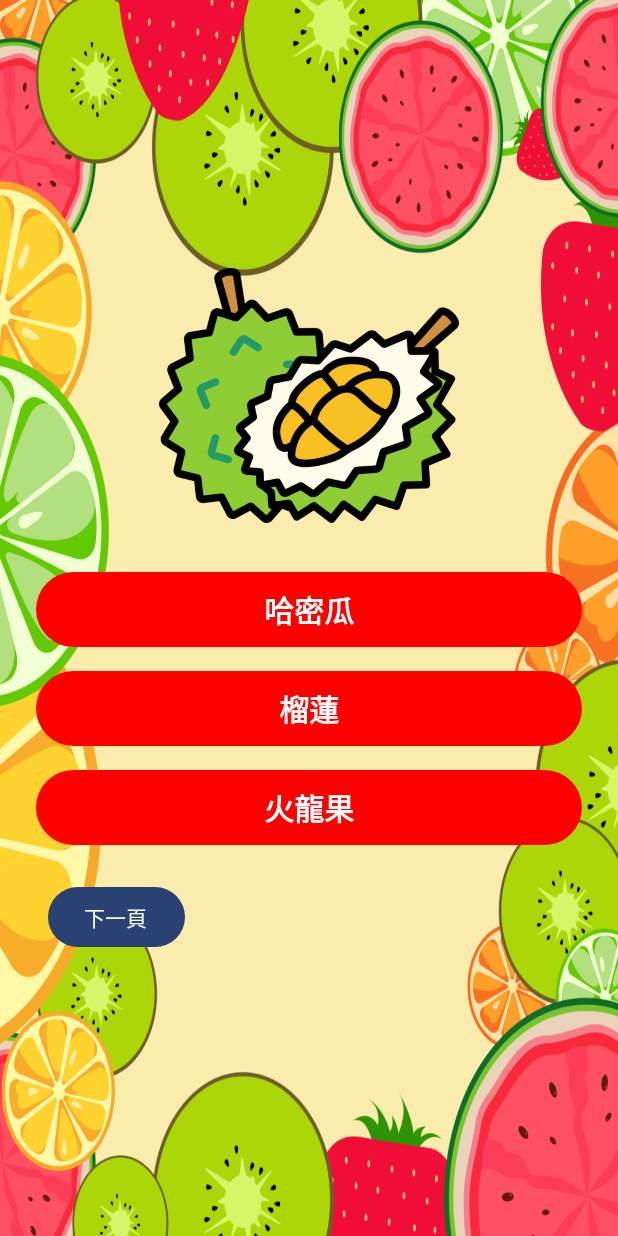
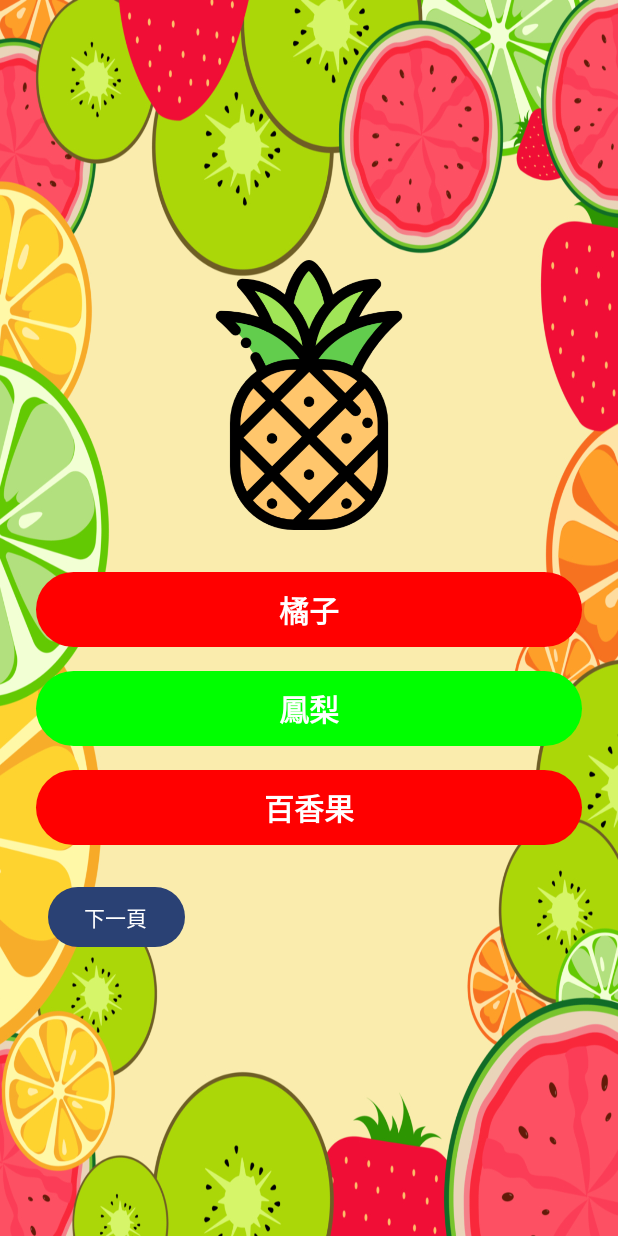
Before and after one commit to Huang-Chien-Chin/Cc1213, an Android app built with Jetpack Compose: the screen it shows after launch (MainActivity), after a tap on "橘子", on a phone screen of 412 x 824 dp. Run offline under Robolectric (Android 15) with nearby library versions, the phone set to English and light mode, and no system bars; 1 other tap on this screen came first.

Commit message:
20241214

```diff
--- a/app/src/main/java/tw/edu/pu/csim/s1120326/cc1204/MainActivity.kt
+++ b/app/src/main/java/tw/edu/pu/csim/s1120326/cc1204/MainActivity.kt
@@ -36,87 +36,105 @@ class MainActivity : ComponentActivity() {
     }
 }
 
+
+
+// 主頁面組件
 @Composable
 fun Start(m: Modifier) {
+    // 管理顯示狀態，控制顯示哪一個頁面
     var showQuizPage by remember { mutableStateOf(false) }
     var showLearningPage by remember { mutableStateOf(false) }
-    var expanded by remember { mutableStateOf(false) }  // Control background expansion
+    var showStartPage by remember { mutableStateOf(true) }  // 新增控制主頁顯示的變數
+
     Box(
         modifier = Modifier
             .fillMaxSize()
-            .background(Color.LightGray) // Default background color
+            .background(Color.LightGray)
     ) {
-        // Full-screen background image
+        // 顯示全螢幕背景圖片
         Image(
-            painter = painterResource(id = R.drawable.background), // Replace with your background resource
+            painter = painterResource(id = R.drawable.background),
             contentDescription = "背景圖",
-            contentScale = if (expanded) ContentScale.Crop else ContentScale.FillBounds, // Full-screen display mode
-            modifier = Modifier.fillMaxSize() // Fill the entire screen
+            contentScale = ContentScale.FillBounds,
+            modifier = Modifier.fillMaxSize()
         )
-    }
+
         Box(
             modifier = Modifier.fillMaxSize(),
             contentAlignment = Alignment.Center
-
-    )
-    {
-        // If showQuizPage is true, display the quiz page
-        if (showQuizPage) {
-            QuizPage()
-        }
-        // If showLearningPage is true, display the learning page
-        else if (showLearningPage) {
-            LearningPage()
-        } else {
-            // Main screen with two buttons
+        ) {
+            if (showStartPage) {
                 Column(
                     horizontalAlignment = Alignment.CenterHorizontally,
                     verticalArrangement = Arrangement.Center,
                     modifier = m
                 ) {
                     Button(
-                    onClick = {
-                        showQuizPage = true // Show quiz page
-                    },
-                    modifier = Modifier.padding(16.dp)
+                        onClick = { showQuizPage = true; showStartPage = false },
+                        modifier = Modifier
+                            .padding(16.dp)
+                            .height(60.dp)  // 調整按鈕高度
+                            .width(200.dp)  // 調整按鈕寬度
                     ) {
-                    Text("測驗")
+                        Text("測驗",
+                            style = TextStyle(
+                                fontSize = 24.sp, // 設定字體大小
+                            fontWeight = FontWeight.Bold)
+                        )
                     }
 
                     Button(
-                    onClick = {
-                        showLearningPage = true // Show learning page
-                    },
-                    modifier = Modifier.padding(16.dp)
+                        onClick = { showLearningPage = true; showStartPage = false },
+                        modifier = Modifier
+                            .padding(16.dp)
+                            .height(60.dp)  // 調整按鈕高度
+                            .width(200.dp)  // 調整按鈕寬度
+
+
                     ) {
-                    Text("學習")
+                        Text("學習",
+                            style = TextStyle(
+                                fontSize = 24.sp, // 設定字體大小
+                                fontWeight = FontWeight.Bold)
+                        )
+
 
                     }
+                }
+            } else if (showQuizPage) {
+                QuizPage() // 顯示測驗頁面
+            } else if (showLearningPage) {
+                LearningPage(onFinish = {
+                    showLearningPage = false // 按下完成後隱藏學習頁面
+                    showStartPage = true // 顯示主頁
+                })
             }
         }
     }
 }
 
+// 學習頁面組件
 @Composable
-fun LearningPage() {
-    var expanded by remember { mutableStateOf(false) }  // Control background expansion
+fun LearningPage(onFinish: () -> Unit) { // 添加 onFinish 回調
+    var expanded by remember { mutableStateOf(false) }
 
+    // 顯示背景色
     Box(
         modifier = Modifier
             .fillMaxSize()
-            .background(Color.LightGray) // Default background color
+            .background(Color.LightGray)
     ) {
-        // Full-screen background image
+        // 顯示全螢幕背景圖片
         Image(
-            painter = painterResource(id = R.drawable.cnmb), // Replace with your background resource
+            painter = painterResource(id = R.drawable.cnmb),
             contentDescription = "背景圖",
-            contentScale = if (expanded) ContentScale.Crop else ContentScale.FillBounds, // Full-screen display mode
-            modifier = Modifier.fillMaxSize() // Fill the entire screen
+            contentScale = if (expanded) ContentScale.Crop else ContentScale.FillBounds,
+            modifier = Modifier.fillMaxSize()
         )
     }
 
-    // Fruit images and corresponding audio resources
-    val fruit = listOf(
+    val context = LocalContext.current
+    val fruits = listOf(
         Triple(R.drawable.durian, listOf(R.raw.durianc, R.raw.duriane, R.raw.duriant), "榴蓮"),
         Triple(R.drawable.apple, listOf(R.raw.applec, R.raw.applee, R.raw.applet), "蘋果"),
         Triple(R.drawable.avocado, listOf(R.raw.avocadoc, R.raw.avocadoe, R.raw.avocadot), "酪梨"),
@@ -136,12 +154,11 @@ fun LearningPage() {
         Triple(R.drawable.pineapple, listOf(R.raw.pineapplec, R.raw.pineapplee, R.raw.pineapplet), "鳳梨"),
         Triple(R.drawable.strawberry, listOf(R.raw.strawberryc, R.raw.strawberrye, R.raw.strawberryt), "草莓"),
         Triple(R.drawable.watermelon, listOf(R.raw.watermelonc, R.raw.watermelone, R.raw.watermelont), "西瓜"),
-        Triple(R.drawable.tomato, listOf(R.raw.tomatoc, R.raw.tomatoe, R.raw.tomatot), "番茄"),
+        Triple(R.drawable.tomato, listOf(R.raw.tomatoc, R.raw.tomatoe, R.raw.tomatot), "番茄")
     )
-    val success = Triple(R.drawable.success, listOf(R.raw.success), "完成") // Handle success separately
-    val context = LocalContext.current
-    val allItems = fruit + success
-    var currentIndex by remember { mutableStateOf(0) } // Current page index
+    val success = Triple(R.drawable.success, listOf(R.raw.success), "完成")
+    val allItems = fruits + success
+    var currentIndex by remember { mutableStateOf(0) }
 
     Box(
         modifier = Modifier.fillMaxSize(),
@@ -152,11 +169,9 @@ fun LearningPage() {
             verticalArrangement = Arrangement.Center,
             modifier = Modifier.padding(16.dp)
         ) {
-            // Current fruit data
             val currentFruit = allItems[currentIndex]
             val languages = if (currentFruit == success) listOf("完成") else listOf("中文", "英文", "台語")
 
-            // Button area
             languages.forEachIndexed { langIndex, language ->
                 Button(
                     onClick = {
@@ -164,7 +179,7 @@ fun LearningPage() {
                             context,
                             currentFruit.second.getOrElse(langIndex) { currentFruit.second[0] }
                         )
-                        mediaPlayer.start()
+                        mediaPlayer.start()  // 播放語音
                         mediaPlayer.setOnCompletionListener { mediaPlayer.release() }
                     },
                     modifier = Modifier
@@ -181,7 +196,6 @@ fun LearningPage() {
                 }
             }
 
-            // Image of current fruit
             Image(
                 painter = painterResource(id = currentFruit.first),
                 contentDescription = "${currentFruit.third} 圖片",
@@ -191,15 +205,13 @@ fun LearningPage() {
             )
         }
 
-        // Page navigation buttons
         Row(
             modifier = Modifier.align(Alignment.BottomCenter).padding(16.dp),
-            horizontalArrangement = Arrangement.SpaceBetween
-        ) {
+            horizontalArrangement = Arrangement.SpaceBetween,
+            verticalAlignment = Alignment.CenterVertically // 垂直對齊
+        ){
             Button(
-                onClick = {
-                    if (currentIndex > 0) currentIndex--
-                },
+                onClick = { if (currentIndex > 0) currentIndex-- },
                 enabled = currentIndex > 0
             ) {
                 Text("上一個")
@@ -208,50 +220,33 @@ fun LearningPage() {
             Spacer(modifier = Modifier.width(16.dp))
 
             Button(
-                onClick = {
-                    if (currentIndex < allItems.size - 1) currentIndex++
-                },
+                onClick = { if (currentIndex < allItems.size - 1) currentIndex++ },
                 enabled = currentIndex < allItems.size - 1
             ) {
                 Text("下一個")
             }
+
+            if (currentIndex == allItems.size - 1) {
+                Button(
+                    onClick = { onFinish() }, // 呼叫 onFinish 回到主頁
+                    modifier = Modifier.padding(20.dp)
+                ) {
+                    Text("結束")
+                }
+
+            }
+
         }
     }
 }
 
-@Composable
-fun Quiz(m: Modifier) {
-    var showQuizPage by remember { mutableStateOf(false) }
-
-    Box(
-        modifier = Modifier.fillMaxSize().background(Color.LightGray)
-    ) {
-        // Main screen with buttons
-        if (showQuizPage) {
-            QuizPage()
-        } else {
-            Column(
-                horizontalAlignment = Alignment.CenterHorizontally,
-                verticalArrangement = Arrangement.Center,
-                modifier = m
-            ) {
-                Button(
-                    onClick = { showQuizPage = true },
-                    modifier = Modifier.padding(16.dp)
-                ) {
-                    Text("開始測驗")
-                }
-            }
-        }
-    }
-}
+// 測驗頁面組件
 @Composable
 fun QuizPage() {
-    // List of fruits and their images
     val fruits = listOf(
-        Pair(R.drawable.durian,"榴蓮"),
-        Pair(R.drawable.apple,"蘋果"),
-        Pair(R.drawable.avocado,"酪梨"),
+        Pair(R.drawable.durian, "榴蓮"),
+        Pair(R.drawable.apple, "蘋果"),
+        Pair(R.drawable.avocado, "酪梨"),
         Pair(R.drawable.banana, "香蕉"),
         Pair(R.drawable.cantaloupe, "哈密瓜"),
         Pair(R.drawable.cherries, "櫻桃"),
@@ -271,15 +266,11 @@ fun QuizPage() {
         Pair(R.drawable.tomato, "番茄")
     )
 
-    val questions = generateQuestions(fruits)
-
+    val questions = remember { generateQuestions(fruits) }
     var currentQuestionIndex by remember { mutableStateOf(0) }
     var selectedAnswer by remember { mutableStateOf("") }
-    var buttonColor by remember { mutableStateOf(Color.Gray) }
+    val buttonColors = remember { mutableStateMapOf<String, Color>() }
 
-    val context = LocalContext.current
-
-    // Current question data
     val currentQuestion = questions[currentQuestionIndex]
 
     Box(
@@ -291,25 +282,31 @@ fun QuizPage() {
             verticalArrangement = Arrangement.Center,
             modifier = Modifier.padding(16.dp)
         ) {
-            // Show the current image
             Image(
                 painter = painterResource(id = currentQuestion.imageId),
                 contentDescription = "Fruit Image",
                 modifier = Modifier.size(200.dp).padding(bottom = 20.dp)
             )
 
-            // Display the fruit name buttons
             currentQuestion.answers.forEach { answer ->
+                val color = buttonColors[answer] ?: Color.Gray
                 Button(
                     onClick = {
                         selectedAnswer = answer
-                        buttonColor = if (answer == currentQuestion.correctAnswer) Color.Green else Color.Red
+                        buttonColors.clear()
+                        currentQuestion.answers.forEach { option ->
+                            buttonColors[option] = if (option == currentQuestion.correctAnswer) {
+                                Color.Green
+                            } else {
+                                Color.Red
+                            }
+                        }
                     },
                     modifier = Modifier
                         .padding(8.dp)
                         .fillMaxWidth()
                         .height(50.dp),
-                    colors = ButtonDefaults.buttonColors(containerColor = buttonColor)
+                    colors = ButtonDefaults.buttonColors(containerColor = color)
                 ) {
                     Text(
                         text = answer,
@@ -318,22 +315,19 @@ fun QuizPage() {
                 }
             }
 
-
-
             Row(
                 modifier = Modifier
-                    .fillMaxWidth() // 确保 Row 填满宽度
-                    .padding(16.dp), // 设置 Row 的 padding
-                horizontalArrangement = Arrangement.SpaceBetween, // 在水平方向上均匀分布按钮
-                verticalAlignment = Alignment.CenterVertically // 垂直方向居中对齐
+                    .fillMaxWidth()
+                    .padding(16.dp),
+                horizontalArrangement = Arrangement.SpaceBetween,
+                verticalAlignment = Alignment.CenterVertically
             ) {
-
                 Button(
                     onClick = {
                         if (currentQuestionIndex < questions.size - 1) {
                             currentQuestionIndex++
                             selectedAnswer = ""
-                            buttonColor = Color.Gray
+                            buttonColors.clear()
                         }
                     },
                     enabled = selectedAnswer.isNotEmpty()
@@ -346,30 +340,42 @@ fun QuizPage() {
 }
 
 
+
+
+
+
+
+
+
+
+
+
+// 題目資料類別
 data class Question(
-    val imageId: Int,
-    val correctAnswer: String,
-    val answers: List<String>
+    val imageId: Int, // 圖片資源 ID
+    val correctAnswer: String, // 正確答案
+    val answers: List<String> // 答案選項
 )
 
+// 生成隨機題目的函數
 fun generateQuestions(fruits: List<Pair<Int, String>>): List<Question> {
     val questions = mutableListOf<Question>()
 
     repeat(10) {
-        // Randomly choose a correct answer
+        // 隨機選擇正確答案
         val correctAnswerIndex = Random.nextInt(fruits.size)
         val correctAnswer = fruits[correctAnswerIndex].second
 
-        // Randomly select two other incorrect answers
+        // 隨機選擇兩個錯誤答案
         val incorrectAnswers = fruits.filter { it.second != correctAnswer }
             .shuffled()
             .take(2)
             .map { it.second }
 
-        // Shuffle the answers
+        // 將答案洗牌
         val answers = (incorrectAnswers + correctAnswer).shuffled()
 
-        // Create a new question
+        // 創建新的問題
         questions.add(
             Question(
                 imageId = fruits[correctAnswerIndex].first,
@@ -382,10 +388,11 @@ fun generateQuestions(fruits: List<Pair<Int, String>>): List<Question> {
     return questions
 }
 
+// 預覽函數
 @Preview(showBackground = true)
 @Composable
 fun DefaultPreview() {
     Cc1204Theme {
-        Start(m = Modifier)
+        Start(m = Modifier) // 預覽主頁面
     }
 }
```
Lines whose indentation alone changed are shown as unchanged.
